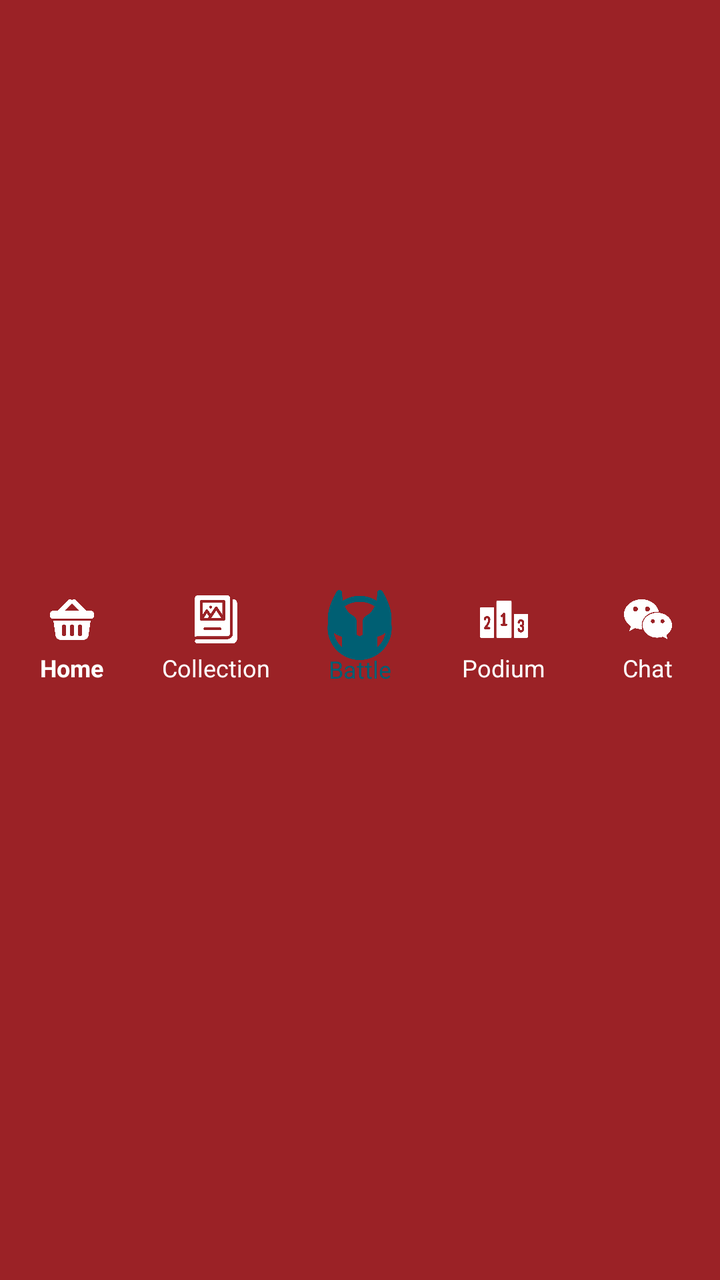
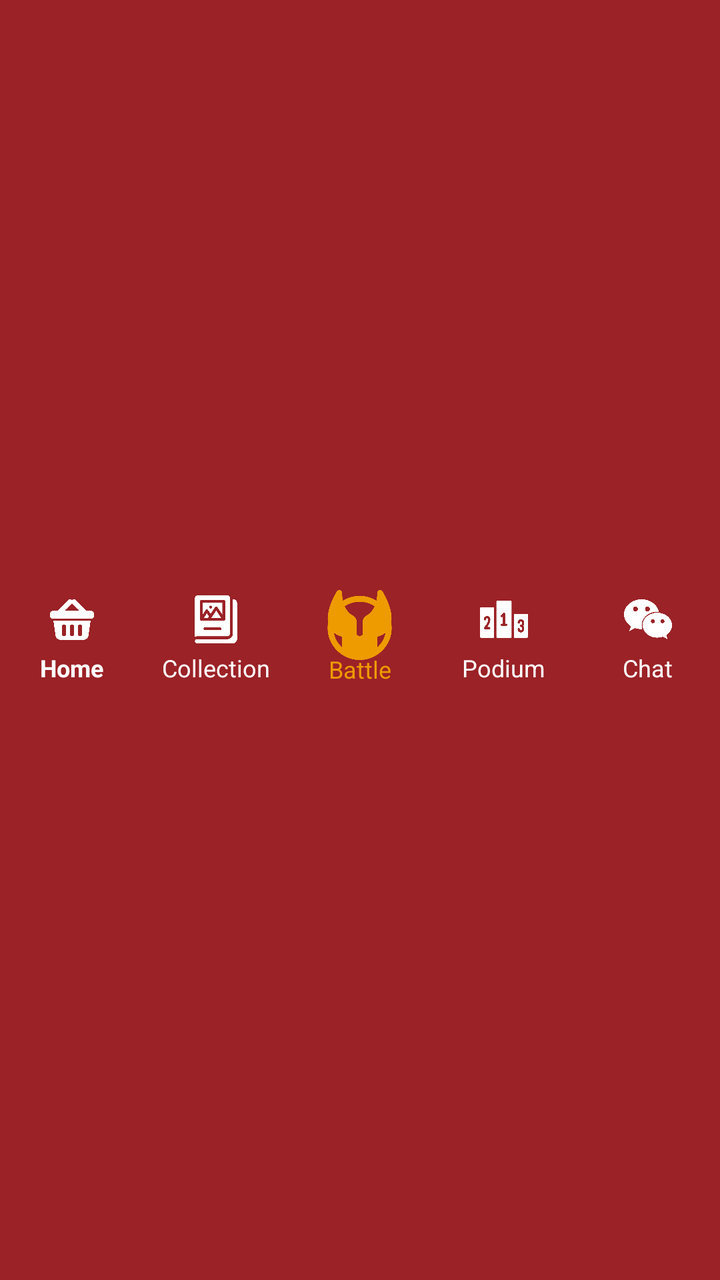

Screens rendered from an Android XML layout before and after an edit, with the pre-edit source and the edit as a unified diff.
<!-- AndroidManifest.xml: application theme Theme.NexusAppXml -->
<!-- res/layout/view_custom_nav_bar.xml -->
<?xml version="1.0" encoding="utf-8"?>
<LinearLayout xmlns:android="http://schemas.android.com/apk/res/android"
    xmlns:app="http://schemas.android.com/apk/res-auto"
    android:layout_width="match_parent"
    android:layout_height="70dp"
    android:background="#9b2226"
    android:elevation="8dp"
    android:orientation="horizontal"
    android:paddingTop="8dp"
    android:paddingBottom="8dp"
    >

    
    <LinearLayout
        android:id="@+id/btn_buy_container"
        android:layout_width="0dp"
        android:layout_height="match_parent"
        android:layout_weight="1"
        android:clickable="true"
        android:focusable="true"
        android:gravity="center"
        android:orientation="vertical">

        <ImageView
            android:id="@+id/icon_buy"
            android:layout_width="24dp"
            android:layout_height="24dp"
            android:src="@drawable/buy_icon"
            app:tint="#FFFF" />

        <TextView
            android:id="@+id/btn_buy"
            android:layout_width="wrap_content"
            android:layout_height="wrap_content"
            android:layout_marginTop="4dp"
            android:text="Home"
            android:textColor="#FFFF"
            android:textSize="12sp"
            android:textStyle="bold" />
    </LinearLayout>

    
    <LinearLayout
        android:id="@+id/btn_collection_container"
        android:layout_width="0dp"
        android:layout_height="match_parent"
        android:layout_weight="1"
        android:clickable="true"
        android:focusable="true"
        android:gravity="center"
        android:orientation="vertical">

        <ImageView
            android:id="@+id/icon_collection"
            android:layout_width="24dp"
            android:layout_height="24dp"
            android:src="@drawable/collection_icon"
            app:tint="#FFF" /> 

        <TextView
            android:id="@+id/btn_collection"
            android:layout_width="wrap_content"
            android:layout_height="wrap_content"
            android:layout_marginTop="4dp"
            android:text="Collection"
            android:textColor="#FFF"
            android:textSize="12sp" />
    </LinearLayout>

    
    <LinearLayout
        android:id="@+id/btn_battle_container"
        android:layout_width="0dp"
        android:layout_height="match_parent"
        android:layout_weight="1"
        android:clickable="true"
        android:focusable="true"
        android:gravity="center"
        android:orientation="vertical">

        <ImageView
            android:id="@+id/icon_battle"
            android:layout_width="35dp"
            android:layout_height="37dp"
            android:src="@drawable/initial_icon"
            app:tint="#005f73"
            android:layout_marginBottom="15dp"/>

        <TextView
            android:id="@+id/btn_battle"
            android:layout_width="wrap_content"
            android:layout_height="wrap_content"
            android:layout_marginTop="-20dp"
            android:text="Battle"
            android:textColor="#005f73"
            android:textSize="12sp" />
    </LinearLayout>

    
    <LinearLayout
        android:id="@+id/btn_podium_container"
        android:layout_width="0dp"
        android:layout_height="match_parent"
        android:layout_weight="1"
        android:clickable="true"
        android:focusable="true"
        android:gravity="center"
        android:orientation="vertical">

        <ImageView
            android:id="@+id/icon_podium"
            android:layout_width="24dp"
            android:layout_height="24dp"
            android:src="@drawable/podium_icon"
            app:tint="#FFF" />

        <TextView
            android:id="@+id/btn_podium"
            android:layout_width="wrap_content"
            android:layout_height="wrap_content"
            android:layout_marginTop="4dp"
            android:text="Podium"
            android:textColor="#FFFF"
            android:textSize="12sp" />
    </LinearLayout>

    
    <LinearLayout
        android:id="@+id/btn_who_containerw"
        android:layout_width="0dp"
        android:layout_height="match_parent"
        android:layout_weight="1"
        android:clickable="true"
        android:focusable="true"
        android:gravity="center"
        android:orientation="vertical">

        <ImageView
            android:id="@+id/icon_who"
            android:layout_width="24dp"
            android:layout_height="24dp"
            android:src="@drawable/who_icon"
            app:tint="#FFFF" />

        <TextView
            android:id="@+id/btn_who"
            android:layout_width="wrap_content"
            android:layout_height="wrap_content"
            android:layout_marginTop="4dp"
            android:text="Chat"
            android:textColor="#FFFF"
            android:textSize="12sp" />
    </LinearLayout>

</LinearLayout>
<!-- resources referenced by this layout -->
<resources>
  <!-- drawable buy_icon: png bitmap (drawable, 7404 bytes) -->
  <!-- drawable collection_icon: png bitmap (drawable, 11507 bytes) -->
  <!-- drawable initial_icon: png bitmap (drawable, 13066 bytes) -->
  <!-- drawable podium_icon: png bitmap (drawable, 10350 bytes) -->
  <!-- drawable who_icon: png bitmap (drawable, 12306 bytes) -->
  <style name="Theme.NexusAppXml" parent="Theme.AppCompat.DayNight.NoActionBar">
          <item name="colorPrimary">#6200EE</item>
          <item name="colorPrimaryDark">#3700B3</item>
          <item name="colorAccent">#03DAC5</item>
      </style>
</resources>

<!-- the commit's change to res/layout/view_custom_nav_bar.xml (unified diff, before → after) -->
@@ -83,7 +83,7 @@
             android:layout_width="35dp"
             android:layout_height="37dp"
             android:src="@drawable/initial_icon"
-            app:tint="#005f73"
+            app:tint="#ee9b00"
             android:layout_marginBottom="15dp"/>
 
         <TextView
@@ -92,7 +92,7 @@
             android:layout_height="wrap_content"
             android:layout_marginTop="-20dp"
             android:text="Battle"
-            android:textColor="#005f73"
+            android:textColor="#ee9b00"
             android:textSize="12sp" />
     </LinearLayout>
 
